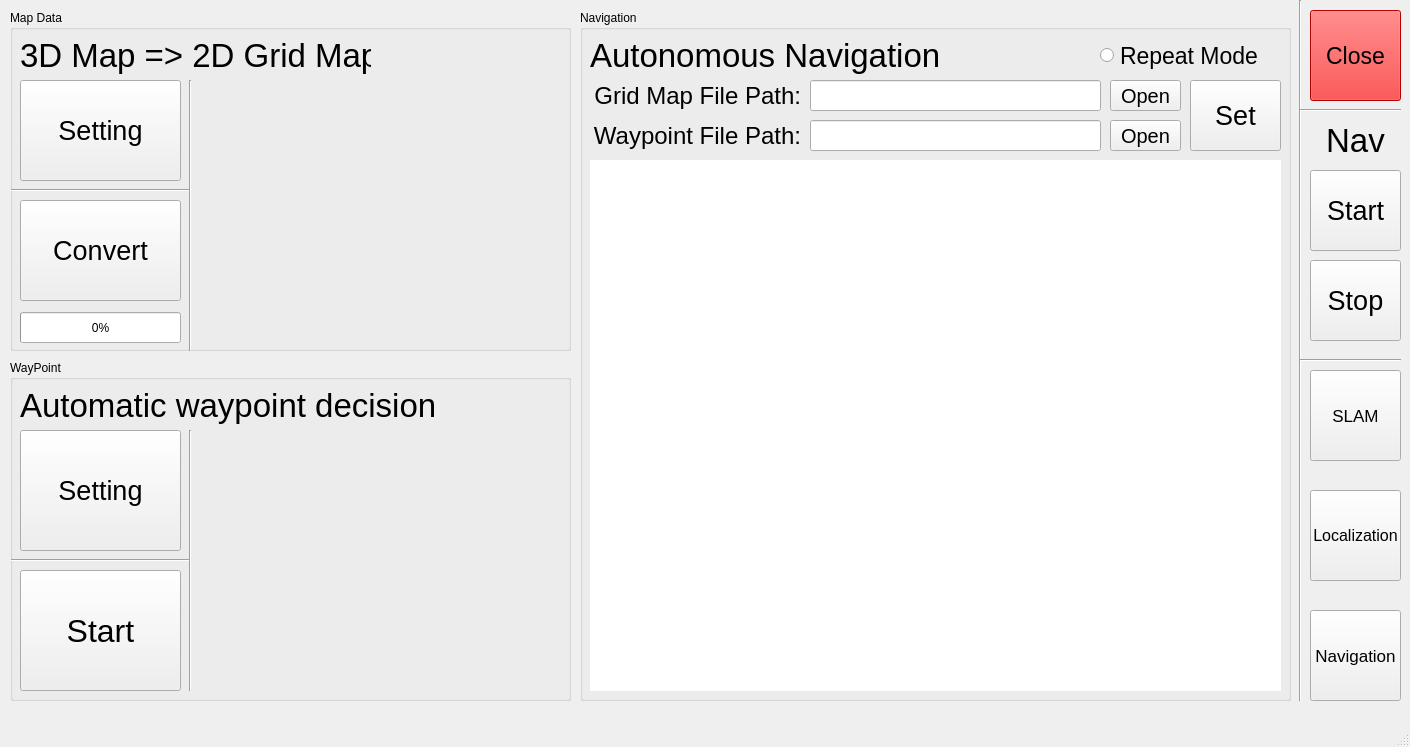
Above: amr_ui/ui/amr_ui.ui from SanghyunPark01/amr_software before the change. Below: the same form after it.
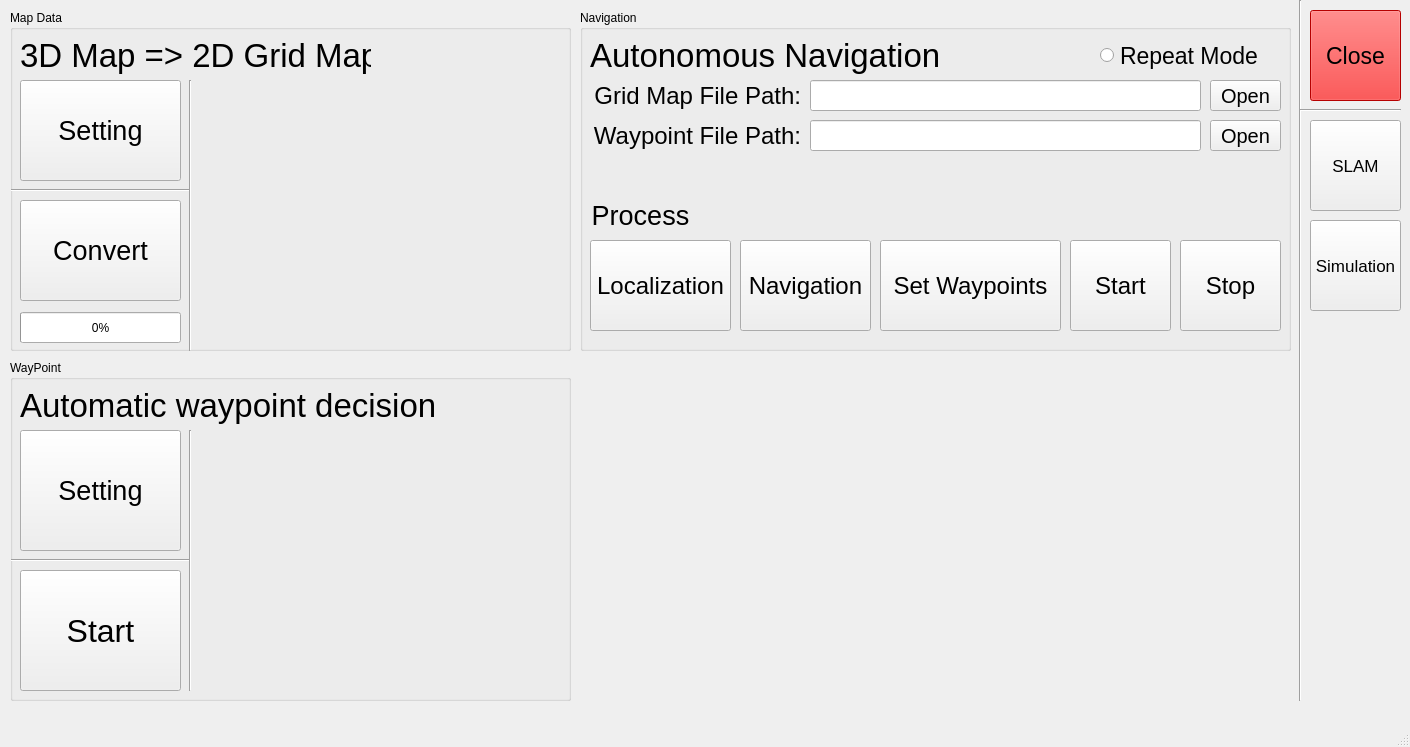
That is the form after the change.

Commit message: [ADD]Simulation button

Patch:
```diff
--- a/amr_ui/ui/amr_ui.ui
+++ b/amr_ui/ui/amr_ui.ui
@@ -175,7 +175,7 @@
     <property name="geometry">
      <rect>
       <x>1310</x>
-      <y>370</y>
+      <y>120</y>
       <width>91</width>
       <height>91</height>
      </rect>
@@ -315,7 +315,7 @@
       <x>580</x>
       <y>10</y>
       <width>711</width>
-      <height>691</height>
+      <height>341</height>
      </rect>
     </property>
     <property name="acceptDrops">
@@ -345,25 +345,6 @@
       <string>Autonomous Navigation</string>
      </property>
     </widget>
-    <widget class="QLabel" name="label_vis_nav">
-     <property name="geometry">
-      <rect>
-       <x>10</x>
-       <y>150</y>
-       <width>691</width>
-       <height>531</height>
-      </rect>
-     </property>
-     <property name="acceptDrops">
-      <bool>true</bool>
-     </property>
-     <property name="styleSheet">
-      <string notr="true">background-color: rgb(255, 255, 255);</string>
-     </property>
-     <property name="text">
-      <string/>
-     </property>
-    </widget>
     <widget class="QLabel" name="label_4">
      <property name="geometry">
       <rect>
@@ -426,7 +407,7 @@
       <rect>
        <x>230</x>
        <y>70</y>
-       <width>291</width>
+       <width>391</width>
        <height>31</height>
       </rect>
      </property>
@@ -448,7 +429,7 @@
       <rect>
        <x>230</x>
        <y>110</y>
-       <width>291</width>
+       <width>391</width>
        <height>31</height>
       </rect>
      </property>
@@ -465,7 +446,7 @@
     <widget class="QPushButton" name="pushButton_gridmap_open">
      <property name="geometry">
       <rect>
-       <x>530</x>
+       <x>630</x>
        <y>70</y>
        <width>71</width>
        <height>31</height>
@@ -483,7 +464,7 @@
     <widget class="QPushButton" name="pushButton_waypoint_open">
      <property name="geometry">
       <rect>
-       <x>530</x>
+       <x>630</x>
        <y>110</y>
        <width>71</width>
        <height>31</height>
@@ -519,22 +500,130 @@
       <string>Repeat Mode</string>
      </property>
     </widget>
+    <widget class="QPushButton" name="pushButton_start_nav">
+     <property name="geometry">
+      <rect>
+       <x>490</x>
+       <y>230</y>
+       <width>101</width>
+       <height>91</height>
+      </rect>
+     </property>
+     <property name="font">
+      <font>
+       <pointsize>18</pointsize>
+      </font>
+     </property>
+     <property name="text">
+      <string>Start</string>
+     </property>
+    </widget>
+    <widget class="QPushButton" name="pushButton_stop_nav">
+     <property name="geometry">
+      <rect>
+       <x>600</x>
+       <y>230</y>
+       <width>101</width>
+       <height>91</height>
+      </rect>
+     </property>
+     <property name="font">
+      <font>
+       <pointsize>18</pointsize>
+      </font>
+     </property>
+     <property name="text">
+      <string>Stop</string>
+     </property>
+    </widget>
+    <widget class="QLabel" name="label_7">
+     <property name="geometry">
+      <rect>
+       <x>10</x>
+       <y>190</y>
+       <width>101</width>
+       <height>31</height>
+      </rect>
+     </property>
+     <property name="font">
+      <font>
+       <pointsize>20</pointsize>
+      </font>
+     </property>
+     <property name="contextMenuPolicy">
+      <enum>Qt::DefaultContextMenu</enum>
+     </property>
+     <property name="acceptDrops">
+      <bool>true</bool>
+     </property>
+     <property name="layoutDirection">
+      <enum>Qt::LeftToRight</enum>
+     </property>
+     <property name="text">
+      <string>Process</string>
+     </property>
+     <property name="alignment">
+      <set>Qt::AlignCenter</set>
+     </property>
+    </widget>
+    <widget class="QPushButton" name="pushButton_localization">
+     <property name="geometry">
+      <rect>
+       <x>10</x>
+       <y>230</y>
+       <width>141</width>
+       <height>91</height>
+      </rect>
+     </property>
+     <property name="font">
+      <font>
+       <pointsize>18</pointsize>
+      </font>
+     </property>
+     <property name="styleSheet">
+      <string notr="true"/>
+     </property>
+     <property name="text">
+      <string>Localization</string>
+     </property>
+    </widget>
+    <widget class="QPushButton" name="pushButton_navigation">
+     <property name="geometry">
+      <rect>
+       <x>160</x>
+       <y>230</y>
+       <width>131</width>
+       <height>91</height>
+      </rect>
+     </property>
+     <property name="font">
+      <font>
+       <pointsize>18</pointsize>
+      </font>
+     </property>
+     <property name="styleSheet">
+      <string notr="true"/>
+     </property>
+     <property name="text">
+      <string>Navigation</string>
+     </property>
+    </widget>
     <widget class="QPushButton" name="pushButton_set_nav">
      <property name="geometry">
       <rect>
-       <x>610</x>
-       <y>70</y>
-       <width>91</width>
-       <height>71</height>
+       <x>300</x>
+       <y>230</y>
+       <width>181</width>
+       <height>91</height>
       </rect>
      </property>
      <property name="font">
       <font>
-       <pointsize>20</pointsize>
+       <pointsize>18</pointsize>
       </font>
      </property>
      <property name="text">
-      <string>Set</string>
+      <string>Set Waypoints</string>
      </property>
     </widget>
    </widget>
@@ -554,32 +643,11 @@
      <string/>
     </property>
    </widget>
-   <widget class="QPushButton" name="pushButton_localization">
+   <widget class="QPushButton" name="pushButton_simulation">
     <property name="geometry">
      <rect>
       <x>1310</x>
-      <y>490</y>
-      <width>91</width>
-      <height>91</height>
-     </rect>
-    </property>
-    <property name="font">
-     <font>
-      <pointsize>12</pointsize>
-     </font>
-    </property>
-    <property name="styleSheet">
-     <string notr="true"/>
-    </property>
-    <property name="text">
-     <string>Localization</string>
-    </property>
-   </widget>
-   <widget class="QPushButton" name="pushButton_navigation">
-    <property name="geometry">
-     <rect>
-      <x>1310</x>
-      <y>610</y>
+      <y>220</y>
       <width>91</width>
       <height>91</height>
      </rect>
@@ -593,80 +661,7 @@
      <string notr="true"/>
     </property>
     <property name="text">
-     <string>Navigation</string>
-    </property>
-   </widget>
-   <widget class="Line" name="line_7">
-    <property name="geometry">
-     <rect>
-      <x>1300</x>
-      <y>350</y>
-      <width>101</width>
-      <height>21</height>
-     </rect>
-    </property>
-    <property name="orientation">
-     <enum>Qt::Horizontal</enum>
-    </property>
-   </widget>
-   <widget class="QPushButton" name="pushButton_start_nav">
-    <property name="geometry">
-     <rect>
-      <x>1310</x>
-      <y>170</y>
-      <width>91</width>
-      <height>81</height>
-     </rect>
-    </property>
-    <property name="font">
-     <font>
-      <pointsize>20</pointsize>
-     </font>
-    </property>
-    <property name="text">
-     <string>Start</string>
-    </property>
-   </widget>
-   <widget class="QPushButton" name="pushButton_stop_nav">
-    <property name="geometry">
-     <rect>
-      <x>1310</x>
-      <y>260</y>
-      <width>91</width>
-      <height>81</height>
-     </rect>
-    </property>
-    <property name="font">
-     <font>
-      <pointsize>20</pointsize>
-     </font>
-    </property>
-    <property name="text">
-     <string>Stop</string>
-    </property>
-   </widget>
-   <widget class="QLabel" name="label_6">
-    <property name="geometry">
-     <rect>
-      <x>1310</x>
-      <y>120</y>
-      <width>91</width>
-      <height>41</height>
-     </rect>
-    </property>
-    <property name="font">
-     <font>
-      <pointsize>25</pointsize>
-     </font>
-    </property>
-    <property name="acceptDrops">
-     <bool>true</bool>
-    </property>
-    <property name="text">
-     <string>Nav</string>
-    </property>
-    <property name="alignment">
-     <set>Qt::AlignCenter</set>
+     <string>Simulation</string>
     </property>
    </widget>
   </widget>
```
The commit also changes 4 other files.
